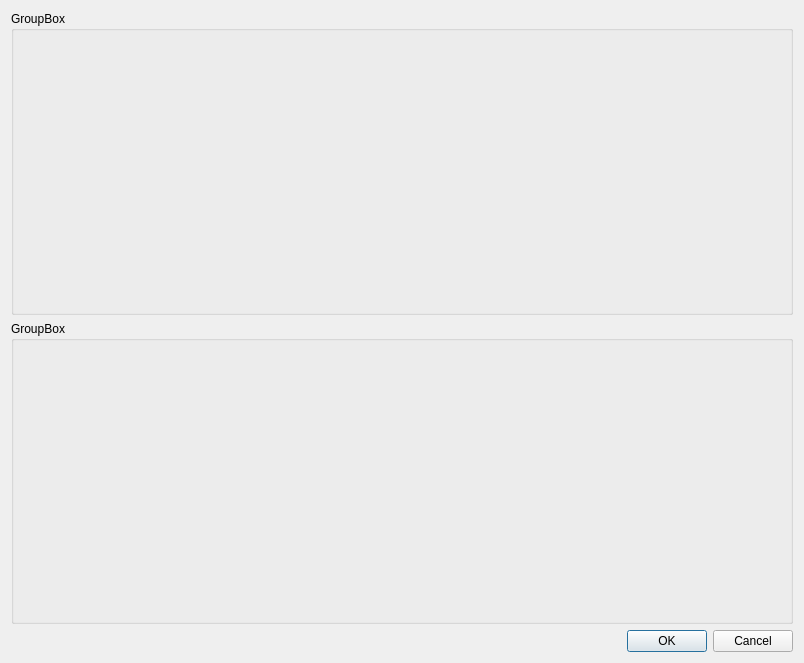
First picture: the form in src/ATE/org/actions_on/flow/qualificationwizardbase/wizardbase.ui, repository goanpeca/ATE.org, before the edit.
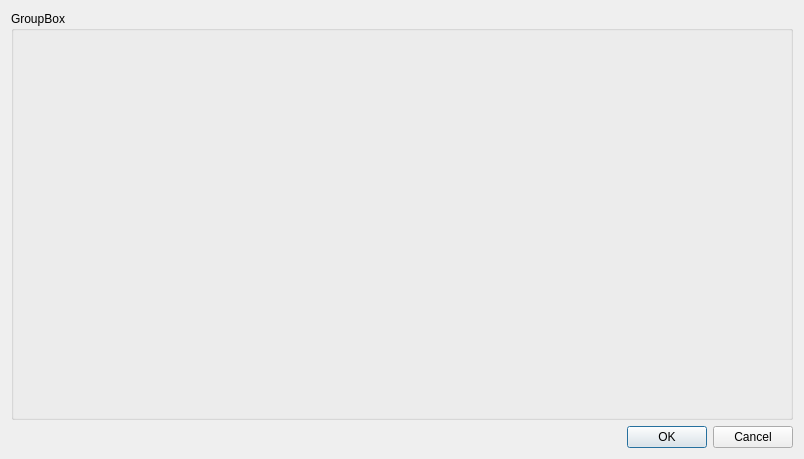
Second picture: the form after the edit.

Patch:
```diff
--- a/src/ATE/org/actions_on/flow/qualificationwizardbase/wizardbase.ui
+++ b/src/ATE/org/actions_on/flow/qualificationwizardbase/wizardbase.ui
@@ -7,9 +7,27 @@
     <x>0</x>
     <y>0</y>
     <width>804</width>
-    <height>663</height>
+    <height>459</height>
    </rect>
   </property>
+  <property name="sizePolicy">
+   <sizepolicy hsizetype="Fixed" vsizetype="Preferred">
+    <horstretch>0</horstretch>
+    <verstretch>0</verstretch>
+   </sizepolicy>
+  </property>
+  <property name="minimumSize">
+   <size>
+    <width>804</width>
+    <height>0</height>
+   </size>
+  </property>
+  <property name="maximumSize">
+   <size>
+    <width>804</width>
+    <height>16777215</height>
+   </size>
+  </property>
   <property name="windowTitle">
    <string>SomeWizard</string>
   </property>
@@ -28,13 +46,6 @@
     </widget>
    </item>
    <item row="1" column="0">
-    <widget class="QGroupBox" name="grpTestsprogram">
-     <property name="title">
-      <string>GroupBox</string>
-     </property>
-    </widget>
-   </item>
-   <item row="2" column="0">
     <widget class="QDialogButtonBox" name="buttonBox">
      <property name="enabled">
       <bool>true</bool>
```
Left out of the diff: 3 changed lines with no effect on the pictures.
